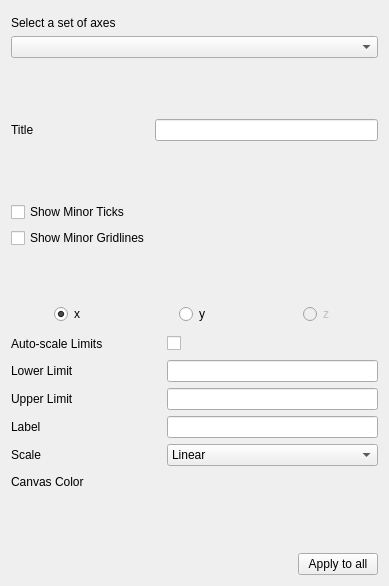
Above: qt/python/mantidqt/widgets/plotconfigdialog/axestabwidget/axes_tab_widget.ui from mantidproject/mantid before the change. Below: the same form after it.
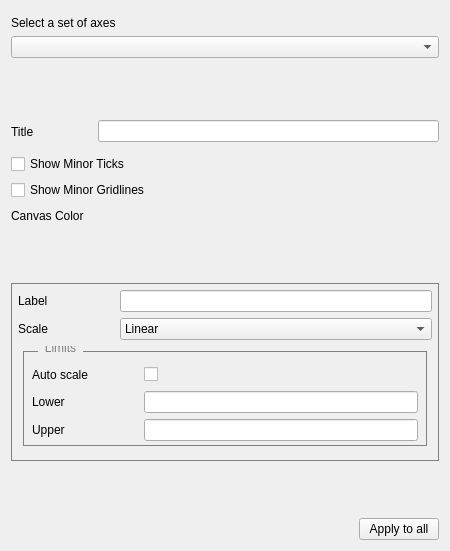
That is the form after the change.

Commit message:
Rearrange plot options window
Group axis related options in a tab view
Move label to the top of axis options
Move canvas color to be with whole axes options

Use QTabBar instead of QTabWidget, because otherwise the axis options would need to be duplicated onto each tab page. Needs to be added in the view.py as QTabBar not available in QT Designer.

What changed in the file:
```diff
--- a/qt/python/mantidqt/widgets/plotconfigdialog/axestabwidget/axes_tab_widget.ui
+++ b/qt/python/mantidqt/widgets/plotconfigdialog/axestabwidget/axes_tab_widget.ui
@@ -6,162 +6,23 @@
    <rect>
     <x>0</x>
     <y>0</y>
-    <width>387</width>
-    <height>586</height>
+    <width>450</width>
+    <height>551</height>
    </rect>
   </property>
+  <property name="minimumSize">
+   <size>
+    <width>450</width>
+    <height>0</height>
+   </size>
+  </property>
   <property name="windowTitle">
    <string>Form</string>
   </property>
-  <layout class="QGridLayout" name="gridLayout_3">
-   <item row="9" column="0">
-    <layout class="QHBoxLayout" name="horizontalLayout_2">
-     <item alignment="Qt::AlignHCenter">
-      <widget class="QRadioButton" name="x_radio_button">
-       <property name="text">
-        <string>x</string>
-       </property>
-       <property name="checked">
-        <bool>true</bool>
-       </property>
-       <attribute name="buttonGroup">
-        <string notr="true">axis_button_group</string>
-       </attribute>
-      </widget>
-     </item>
-     <item alignment="Qt::AlignHCenter">
-      <widget class="QRadioButton" name="y_radio_button">
-       <property name="text">
-        <string>y</string>
-       </property>
-       <attribute name="buttonGroup">
-        <string notr="true">axis_button_group</string>
-       </attribute>
-      </widget>
-     </item>
-     <item alignment="Qt::AlignHCenter">
-      <widget class="QRadioButton" name="z_radio_button">
-       <property name="enabled">
-        <bool>false</bool>
-       </property>
-       <property name="text">
-        <string>z</string>
-       </property>
-       <attribute name="buttonGroup">
-        <string notr="true">axis_button_group</string>
-       </attribute>
-      </widget>
-     </item>
-    </layout>
-   </item>
-   <item row="2" column="0">
-    <layout class="QHBoxLayout" name="horizontalLayout">
-     <property name="topMargin">
-      <number>4</number>
-     </property>
-     <property name="bottomMargin">
-      <number>4</number>
-     </property>
+  <layout class="QVBoxLayout" name="verticalLayout_2">
      <item>
-      <widget class="QLabel" name="axes_title_label">
-       <property name="minimumSize">
-        <size>
-         <width>80</width>
-         <height>0</height>
-        </size>
-       </property>
-       <property name="text">
-        <string>Title</string>
-       </property>
-      </widget>
-     </item>
+    <layout class="QVBoxLayout" name="verticalLayout">
      <item>
-      <spacer name="horizontalSpacer_6">
-       <property name="orientation">
-        <enum>Qt::Horizontal</enum>
-       </property>
-       <property name="sizeType">
-        <enum>QSizePolicy::Fixed</enum>
-       </property>
-       <property name="sizeHint" stdset="0">
-        <size>
-         <width>58</width>
-         <height>20</height>
-        </size>
-       </property>
-      </spacer>
-     </item>
-     <item>
-      <widget class="QLineEdit" name="axes_title_line_edit">
-       <property name="sizePolicy">
-        <sizepolicy hsizetype="Expanding" vsizetype="Fixed">
-         <horstretch>0</horstretch>
-         <verstretch>0</verstretch>
-        </sizepolicy>
-       </property>
-       <property name="minimumSize">
-        <size>
-         <width>211</width>
-         <height>20</height>
-        </size>
-       </property>
-      </widget>
-     </item>
-    </layout>
-   </item>
-   <item row="7" column="0">
-    <spacer name="verticalSpacer">
-     <property name="orientation">
-      <enum>Qt::Vertical</enum>
-     </property>
-     <property name="sizeHint" stdset="0">
-      <size>
-       <width>20</width>
-       <height>40</height>
-      </size>
-     </property>
-    </spacer>
-   </item>
-   <item row="1" column="0">
-    <spacer name="verticalSpacer_6">
-     <property name="orientation">
-      <enum>Qt::Vertical</enum>
-     </property>
-     <property name="sizeHint" stdset="0">
-      <size>
-       <width>20</width>
-       <height>40</height>
-      </size>
-     </property>
-    </spacer>
-   </item>
-   <item row="19" column="0">
-    <spacer name="verticalSpacer_2">
-     <property name="orientation">
-      <enum>Qt::Vertical</enum>
-     </property>
-     <property name="sizeHint" stdset="0">
-      <size>
-       <width>20</width>
-       <height>40</height>
-      </size>
-     </property>
-    </spacer>
-   </item>
-   <item row="1" column="0">
-    <spacer name="verticalSpacer_6">
-     <property name="orientation">
-      <enum>Qt::Vertical</enum>
-     </property>
-     <property name="sizeHint" stdset="0">
-      <size>
-       <width>20</width>
-       <height>40</height>
-      </size>
-     </property>
-    </spacer>
-   </item>
-   <item row="0" column="0">
     <layout class="QVBoxLayout" name="axes_selector_layout">
      <property name="topMargin">
       <number>5</number>
@@ -178,8 +39,10 @@
      </item>
     </layout>
    </item>
-   <item row="3" column="0">
-    <spacer name="verticalSpacer_3">
+    </layout>
+   </item>
+   <item>
+    <spacer name="verticalSpacer">
      <property name="orientation">
       <enum>Qt::Vertical</enum>
      </property>
@@ -191,8 +54,63 @@
      </property>
     </spacer>
    </item>
-   <item row="5" column="0">
-    <layout class="QVBoxLayout" name="verticalLayout">
+   <item>
+    <layout class="QVBoxLayout" name="verticalLayout_3">
+     <item>
+      <layout class="QHBoxLayout" name="horizontalLayout">
+       <property name="topMargin">
+        <number>4</number>
+       </property>
+       <property name="bottomMargin">
+        <number>4</number>
+       </property>
+       <item>
+        <widget class="QLabel" name="axes_title_label">
+         <property name="minimumSize">
+          <size>
+           <width>0</width>
+           <height>0</height>
+          </size>
+         </property>
+         <property name="text">
+          <string>Title</string>
+         </property>
+        </widget>
+       </item>
+       <item>
+        <spacer name="horizontalSpacer_6">
+         <property name="orientation">
+          <enum>Qt::Horizontal</enum>
+         </property>
+         <property name="sizeType">
+          <enum>QSizePolicy::Fixed</enum>
+         </property>
+         <property name="sizeHint" stdset="0">
+          <size>
+           <width>58</width>
+           <height>25</height>
+          </size>
+         </property>
+        </spacer>
+       </item>
+       <item>
+        <widget class="QLineEdit" name="axes_title_line_edit">
+         <property name="sizePolicy">
+          <sizepolicy hsizetype="Expanding" vsizetype="Fixed">
+           <horstretch>0</horstretch>
+           <verstretch>0</verstretch>
+          </sizepolicy>
+         </property>
+         <property name="minimumSize">
+          <size>
+           <width>0</width>
+           <height>0</height>
+          </size>
+         </property>
+        </widget>
+       </item>
+      </layout>
+     </item>
      <item>
       <widget class="QCheckBox" name="show_minor_ticks_check_box">
        <property name="text">
@@ -207,168 +125,127 @@
        </property>
       </widget>
      </item>
-    </layout>
-   </item>
-   <item row="21" column="0">
-    <layout class="QHBoxLayout" name="horizontalLayout_3">
      <item>
-      <spacer name="horizontalSpacer">
-       <property name="orientation">
-        <enum>Qt::Horizontal</enum>
-       </property>
-       <property name="sizeHint" stdset="0">
-        <size>
-         <width>40</width>
-         <height>20</height>
-        </size>
-       </property>
-      </spacer>
-     </item>
+      <layout class="QHBoxLayout" name="color_selector_layout">
      <item>
-      <widget class="QPushButton" name="apply_all_button">
-       <property name="text">
-        <string>Apply to all</string>
-       </property>
-      </widget>
-     </item>
-    </layout>
-   </item>
-   <item row="18" column="0">
-    <layout class="QGridLayout" name="gridLayout">
-     <property name="topMargin">
-      <number>4</number>
-     </property>
-     <property name="bottomMargin">
-      <number>4</number>
-     </property>
-     <item row="0" column="0">
-      <widget class="QLabel" name="label_autoscale">
-       <property name="text">
-        <string>Auto-scale Limits</string>
-       </property>
-      </widget>
-     </item>
-     <item row="0" column="2">
-      <widget class="QCheckBox" name="autoscale">
-      </widget>
-     </item>
-     <item row="5" column="0">
       <widget class="QLabel" name="label_2">
        <property name="text">
         <string>Canvas Color</string>
        </property>
       </widget>
      </item>
-     <item row="2" column="1">
-      <spacer name="horizontalSpacer_4">
+       <item>
+        <spacer name="horizontalSpacer_8">
        <property name="orientation">
         <enum>Qt::Horizontal</enum>
        </property>
-       <property name="sizeType">
-        <enum>QSizePolicy::Fixed</enum>
-       </property>
        <property name="sizeHint" stdset="0">
         <size>
-         <width>58</width>
+           <width>40</width>
          <height>20</height>
         </size>
        </property>
       </spacer>
      </item>
-     <item row="0" column="1">
-      <spacer name="horizontalSpacer_2">
+       <item>
+        <widget class="QWidget" name="color_selector_dummy_widget" native="true"/>
+       </item>
+      </layout>
+     </item>
+    </layout>
+   </item>
+   <item>
+    <spacer name="verticalSpacer_2">
        <property name="orientation">
-        <enum>Qt::Horizontal</enum>
-       </property>
-       <property name="sizeType">
-        <enum>QSizePolicy::Fixed</enum>
-       </property>
+      <enum>Qt::Vertical</enum>
+     </property>
        <property name="sizeHint" stdset="0">
         <size>
-         <width>58</width>
-         <height>20</height>
+       <width>20</width>
+       <height>40</height>
         </size>
        </property>
       </spacer>
      </item>
-     <item row="3" column="1">
-      <spacer name="horizontalSpacer_5">
-       <property name="orientation">
-        <enum>Qt::Horizontal</enum>
-       </property>
-       <property name="sizeType">
-        <enum>QSizePolicy::Fixed</enum>
-       </property>
-       <property name="sizeHint" stdset="0">
-        <size>
-         <width>58</width>
-         <height>20</height>
-        </size>
-       </property>
-      </spacer>
-     </item>
-     <item row="2" column="0">
-      <widget class="QLabel" name="right_limit_label">
-       <property name="sizePolicy">
-        <sizepolicy hsizetype="Fixed" vsizetype="Preferred">
-         <horstretch>0</horstretch>
-         <verstretch>0</verstretch>
-        </sizepolicy>
-       </property>
-       <property name="text">
-        <string>Upper Limit</string>
-       </property>
-      </widget>
-     </item>
-     <item row="1" column="2">
-      <widget class="QLineEdit" name="lower_limit_line_edit"/>
-     </item>
-     <item row="3" column="2">
-      <widget class="QLineEdit" name="label_line_edit">
-       <property name="sizePolicy">
-        <sizepolicy hsizetype="Expanding" vsizetype="Fixed">
-         <horstretch>0</horstretch>
-         <verstretch>0</verstretch>
-        </sizepolicy>
-       </property>
-       <property name="minimumSize">
-        <size>
-         <width>211</width>
-         <height>20</height>
-        </size>
-       </property>
-      </widget>
-     </item>
-     <item row="3" column="0">
-      <widget class="QLabel" name="label_label">
-       <property name="sizePolicy">
-        <sizepolicy hsizetype="Fixed" vsizetype="Preferred">
-         <horstretch>0</horstretch>
-         <verstretch>0</verstretch>
-        </sizepolicy>
-       </property>
+   <item>
+    <widget class="QGroupBox" name="groupBox">
+     <property name="styleSheet">
+      <string notr="true">QGroupBox{ border:1px solid grey; border-radius: 0px; margin: 0px; padding:0px;}</string>
+     </property>
+     <property name="title">
+      <string/>
+     </property>
+     <layout class="QVBoxLayout" name="verticalLayout_5">
+      <property name="leftMargin">
+       <number>0</number>
+      </property>
+      <property name="topMargin">
+       <number>0</number>
+      </property>
+      <property name="rightMargin">
+       <number>0</number>
+      </property>
+      <item>
+       <layout class="QVBoxLayout" name="axis_tab_bar_layout">
+        <property name="spacing">
+         <number>0</number>
+        </property>
+        <item>
+         <widget class="QWidget" name="dummy_axis_tab_bar" native="true"/>
+        </item>
+       </layout>
+      </item>
+      <item>
+       <layout class="QGridLayout" name="gridLayout">
+        <property name="leftMargin">
+         <number>6</number>
+        </property>
+        <property name="rightMargin">
+         <number>6</number>
+        </property>
+        <item row="1" column="0">
+         <widget class="QLabel" name="label_3">
        <property name="text">
         <string>Label</string>
        </property>
-      </widget>
-     </item>
-     <item row="1" column="1">
-      <spacer name="horizontalSpacer_3">
-       <property name="orientation">
-        <enum>Qt::Horizontal</enum>
-       </property>
-       <property name="sizeType">
-        <enum>QSizePolicy::Fixed</enum>
-       </property>
-       <property name="sizeHint" stdset="0">
+          <property name="margin">
+           <number>0</number>
+          </property>
+         </widget>
+        </item>
+        <item row="1" column="2">
+         <widget class="QLineEdit" name="label_line_edit">
+          <property name="sizePolicy">
+           <sizepolicy hsizetype="Expanding" vsizetype="Fixed">
+            <horstretch>0</horstretch>
+            <verstretch>0</verstretch>
+           </sizepolicy>
+          </property>
+          <property name="minimumSize">
         <size>
-         <width>58</width>
-         <height>20</height>
-        </size>
-       </property>
-      </spacer>
-     </item>
-     <item row="4" column="2">
+            <width>0</width>
+            <height>0</height>
+           </size>
+          </property>
+         </widget>
+        </item>
+        <item row="2" column="0">
+         <widget class="QLabel" name="scale_label">
+          <property name="sizePolicy">
+           <sizepolicy hsizetype="Fixed" vsizetype="Preferred">
+            <horstretch>0</horstretch>
+            <verstretch>0</verstretch>
+           </sizepolicy>
+          </property>
+          <property name="text">
+           <string>Scale</string>
+          </property>
+          <property name="margin">
+           <number>0</number>
+          </property>
+         </widget>
+        </item>
+        <item row="2" column="2">
       <widget class="QComboBox" name="scale_combo_box">
        <property name="sizePolicy">
         <sizepolicy hsizetype="Expanding" vsizetype="Fixed">
@@ -398,23 +275,114 @@
        </item>
       </widget>
      </item>
-     <item row="4" column="0">
-      <widget class="QLabel" name="scale_label">
+        <item row="1" column="1">
+         <spacer name="horizontalSpacer_2">
+          <property name="orientation">
+           <enum>Qt::Horizontal</enum>
+          </property>
+          <property name="sizeType">
+           <enum>QSizePolicy::Fixed</enum>
+          </property>
+          <property name="sizeHint" stdset="0">
+           <size>
+            <width>60</width>
+            <height>20</height>
+           </size>
+          </property>
+         </spacer>
+        </item>
+        <item row="2" column="1">
+         <spacer name="horizontalSpacer_3">
+          <property name="orientation">
+           <enum>Qt::Horizontal</enum>
+          </property>
+          <property name="sizeType">
+           <enum>QSizePolicy::Fixed</enum>
+          </property>
+          <property name="sizeHint" stdset="0">
+           <size>
+            <width>60</width>
+            <height>20</height>
+           </size>
+          </property>
+         </spacer>
+        </item>
+        <item row="3" column="0" colspan="3">
+         <widget class="QGroupBox" name="groupBox_2">
        <property name="sizePolicy">
-        <sizepolicy hsizetype="Fixed" vsizetype="Preferred">
+           <sizepolicy hsizetype="Preferred" vsizetype="Preferred">
          <horstretch>0</horstretch>
          <verstretch>0</verstretch>
         </sizepolicy>
        </property>
+          <property name="styleSheet">
+           <string notr="true">QGroupBox {padding: 5px; margin: 5px;}
+QGroupBox:title {subcontrol-origin: margin; subcontrol-position: top left; padding: 5px; color: grey; left:20px; top:-10px; }</string>
+          </property>
+          <property name="title">
+           <string>Limits</string>
+          </property>
+          <layout class="QHBoxLayout" name="horizontalLayout_3">
+           <item>
+            <layout class="QGridLayout" name="gridLayout_2">
+             <property name="leftMargin">
+              <number>4</number>
+             </property>
+             <property name="topMargin">
+              <number>9</number>
+             </property>
+             <property name="rightMargin">
+              <number>4</number>
+             </property>
+             <item row="0" column="0">
+              <widget class="QLabel" name="label_4">
        <property name="text">
-        <string>Scale</string>
+                <string>Auto scale</string>
        </property>
       </widget>
      </item>
+             <item row="0" column="1">
+              <spacer name="horizontalSpacer_4">
+               <property name="orientation">
+                <enum>Qt::Horizontal</enum>
+               </property>
+               <property name="sizeType">
+                <enum>QSizePolicy::Fixed</enum>
+               </property>
+               <property name="sizeHint" stdset="0">
+                <size>
+                 <width>50</width>
+                 <height>20</height>
+                </size>
+               </property>
+              </spacer>
+             </item>
+             <item row="0" column="2">
+              <widget class="QCheckBox" name="autoscale"/>
+             </item>
+             <item row="1" column="2">
+              <widget class="QLineEdit" name="lower_limit_line_edit"/>
+             </item>
      <item row="2" column="2">
       <widget class="QLineEdit" name="upper_limit_line_edit"/>
      </item>
-     <item row="4" column="1">
+             <item row="1" column="1">
+              <spacer name="horizontalSpacer_5">
+               <property name="orientation">
+                <enum>Qt::Horizontal</enum>
+               </property>
+               <property name="sizeType">
+                <enum>QSizePolicy::Fixed</enum>
+               </property>
+               <property name="sizeHint" stdset="0">
+                <size>
+                 <width>50</width>
+                 <height>20</height>
+                </size>
+               </property>
+              </spacer>
+             </item>
+             <item row="2" column="1">
       <spacer name="horizontalSpacer_7">
        <property name="orientation">
         <enum>Qt::Horizontal</enum>
@@ -424,44 +392,71 @@
        </property>
        <property name="sizeHint" stdset="0">
         <size>
-         <width>58</width>
+                 <width>50</width>
          <height>20</height>
         </size>
        </property>
       </spacer>
      </item>
      <item row="1" column="0">
-      <widget class="QLabel" name="left_limit_label">
-       <property name="sizePolicy">
-        <sizepolicy hsizetype="Fixed" vsizetype="Preferred">
-         <horstretch>0</horstretch>
-         <verstretch>0</verstretch>
-        </sizepolicy>
-       </property>
+              <widget class="QLabel" name="label_5">
+               <property name="text">
+                <string>Lower</string>
+               </property>
+              </widget>
+             </item>
+             <item row="2" column="0">
+              <widget class="QLabel" name="label_6">
        <property name="text">
-        <string>Lower Limit</string>
+                <string>Upper</string>
        </property>
       </widget>
      </item>
-     <item row="5" column="2">
-      <widget class="QWidget" name="color_selector_dummy_widget" native="true"/>
-     </item>
-     <item row="5" column="1">
-      <spacer name="horizontalSpacer_8">
+            </layout>
+           </item>
+          </layout>
+         </widget>
+        </item>
+       </layout>
+      </item>
+     </layout>
+    </widget>
+   </item>
+   <item>
+    <spacer name="verticalSpacer_3">
+     <property name="orientation">
+      <enum>Qt::Vertical</enum>
+     </property>
+     <property name="sizeHint" stdset="0">
+      <size>
+       <width>20</width>
+       <height>40</height>
+      </size>
+     </property>
+    </spacer>
+   </item>
+   <item>
+    <layout class="QHBoxLayout" name="horizontalLayout_2">
+     <item>
+      <spacer name="horizontalSpacer">
        <property name="orientation">
         <enum>Qt::Horizontal</enum>
        </property>
-       <property name="sizeType">
-        <enum>QSizePolicy::Fixed</enum>
-       </property>
        <property name="sizeHint" stdset="0">
         <size>
-         <width>58</width>
+         <width>40</width>
          <height>20</height>
         </size>
        </property>
       </spacer>
      </item>
+     <item>
+      <widget class="QPushButton" name="apply_all_button">
+       <property name="text">
+        <string>Apply to all</string>
+       </property>
+      </widget>
+     </item>
     </layout>
    </item>
   </layout>
```
Left out of the diff: 9 changed lines with no effect on the pictures. Lines whose indentation alone changed are shown as unchanged. The commit also changes 2 other files.
